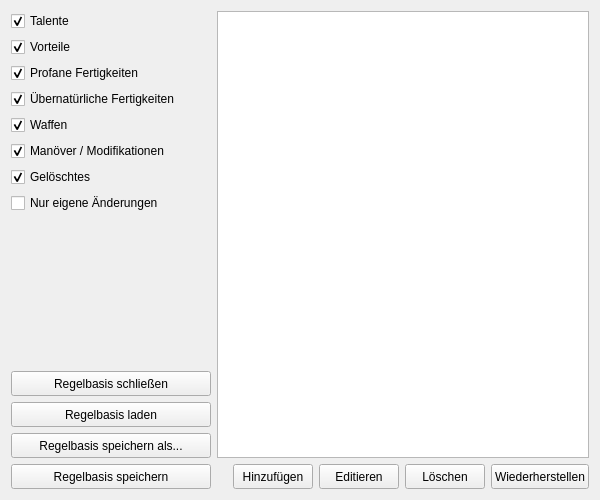
The window that UI/DatenbankMain.ui (Aeolitus/Sephrasto) describes before a commit, drawn with Qt 5.
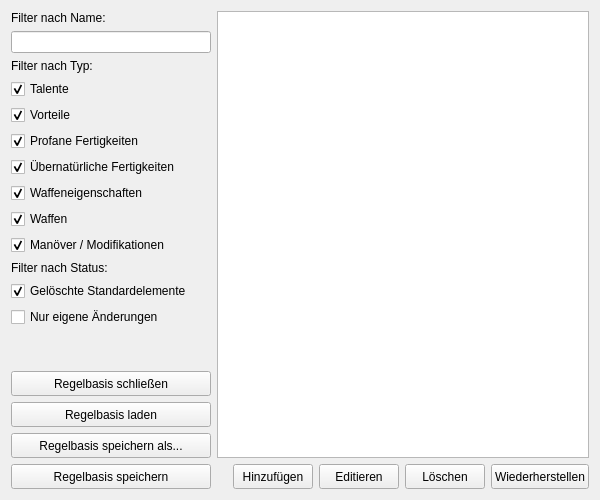
The same window after the commit.

What changed in the file:
```diff
--- a/UI/DatenbankMain.ui
+++ b/UI/DatenbankMain.ui
@@ -21,6 +21,23 @@
     <layout class="QHBoxLayout" name="horizontalLayout_2">
      <item>
       <layout class="QVBoxLayout" name="verticalLayout">
+	   <item>
+	    <widget class="QLabel" name="labelParameter">
+	     <property name="text">
+		  <string>Filter nach Name:</string>
+	     </property>
+	    </widget>
+	   </item>
+	   <item>
+	    <widget class="QLineEdit" name="nameFilterEdit"/>
+	   </item>
+	   <item>
+	    <widget class="QLabel" name="labelParameter">
+	     <property name="text">
+		  <string>Filter nach Typ:</string>
+	     </property>
+	    </widget>
+	   </item>
        <item>
         <widget class="QCheckBox" name="showTalente">
          <property name="text">
@@ -70,6 +87,16 @@
          </property>
         </widget>
        </item>
+	   <item>
+        <widget class="QCheckBox" name="showWaffeneigenschaften">
+         <property name="text">
+          <string>Waffeneigenschaften</string>
+         </property>
+         <property name="checked">
+          <bool>true</bool>
+         </property>
+        </widget>
+       </item>
        <item>
         <widget class="QCheckBox" name="showWaffen">
          <property name="text">
@@ -90,10 +117,17 @@
          </property>
         </widget>
        </item>
+	   <item>
+	    <widget class="QLabel" name="labelParameter">
+	     <property name="text">
+		  <string>Filter nach Status:</string>
+	     </property>
+	    </widget>
+	   </item>
 	   <item>
         <widget class="QCheckBox" name="showDeleted">
          <property name="text">
-          <string>Gelöschtes</string>
+          <string>Gelöschte Standardelemente</string>
          </property>
          <property name="checked">
           <bool>true</bool>
```
